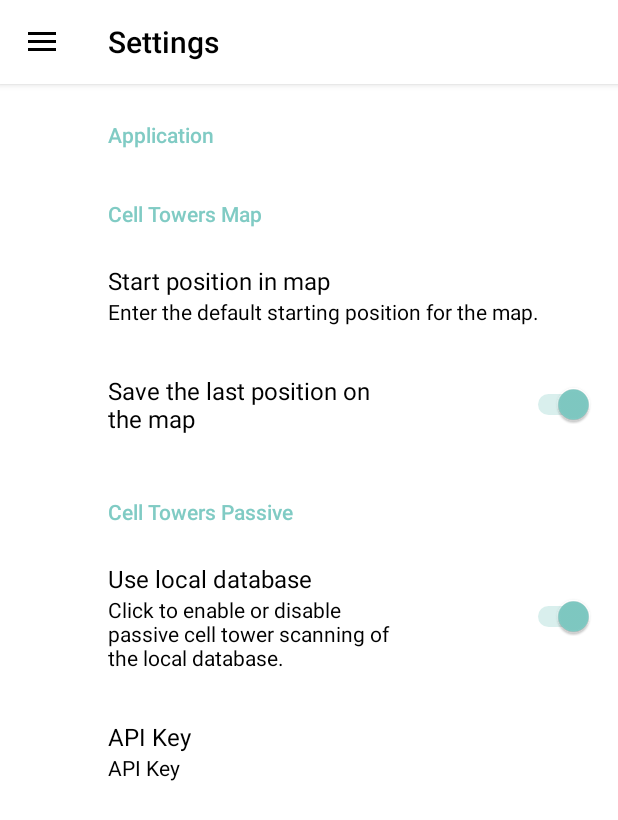
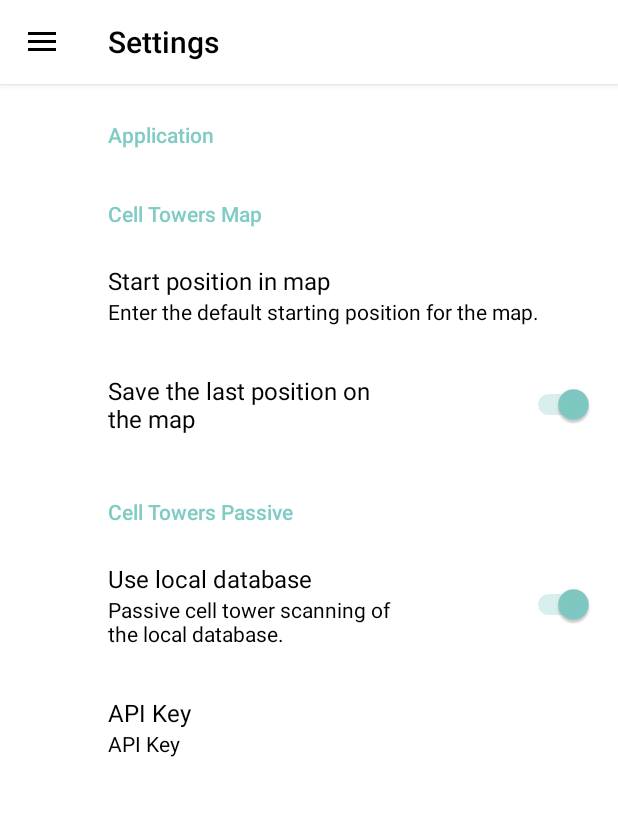
Before and after one commit to BlackGhost0051/Phantom, an Android app: the screen it shows after launch (MainActivity), in the side drawer, after a tap on "Settings", on a phone screen of 412 x 824 dp. Shown: the top 820 px of the screen. Run offline under Robolectric (Android 15) with nearby library versions, the phone set to English and light mode, and no system bars; our stand-ins replace androidx.preference.

Commit message:
Mod strings.xml

```diff
--- a/app/src/main/java/com/blackghost/phantom/Fragments/CellTowersMapFragment.java
+++ b/app/src/main/java/com/blackghost/phantom/Fragments/CellTowersMapFragment.java
@@ -134,7 +134,7 @@ public class CellTowersMapFragment extends Fragment implements CellTowerInterfac
                             lastCenter = center;
                         }
                     } else {
-                            lastCenter = center;
+                        lastCenter = center;
                     }
                 } else {
                     //clearMarkers();
--- a/app/src/main/res/values/strings.xml
+++ b/app/src/main/res/values/strings.xml
@@ -15,7 +15,7 @@
     <string name="save_last_position_map_title_preferences">Save the last position on the map</string>
 
     <string name="use_local_data_base_title_preferences">Use local database</string>
-    <string name="use_local_data_base_summary_preferences">Click to enable or disable passive cell tower scanning of the local database.</string>
+    <string name="use_local_data_base_summary_preferences">Passive cell tower scanning of the local database.</string>
 
     <string name="cell_api_key_title_preferences">API Key</string>
     <string name="cell_api_key_summary_preferences">API Key</string>
```
